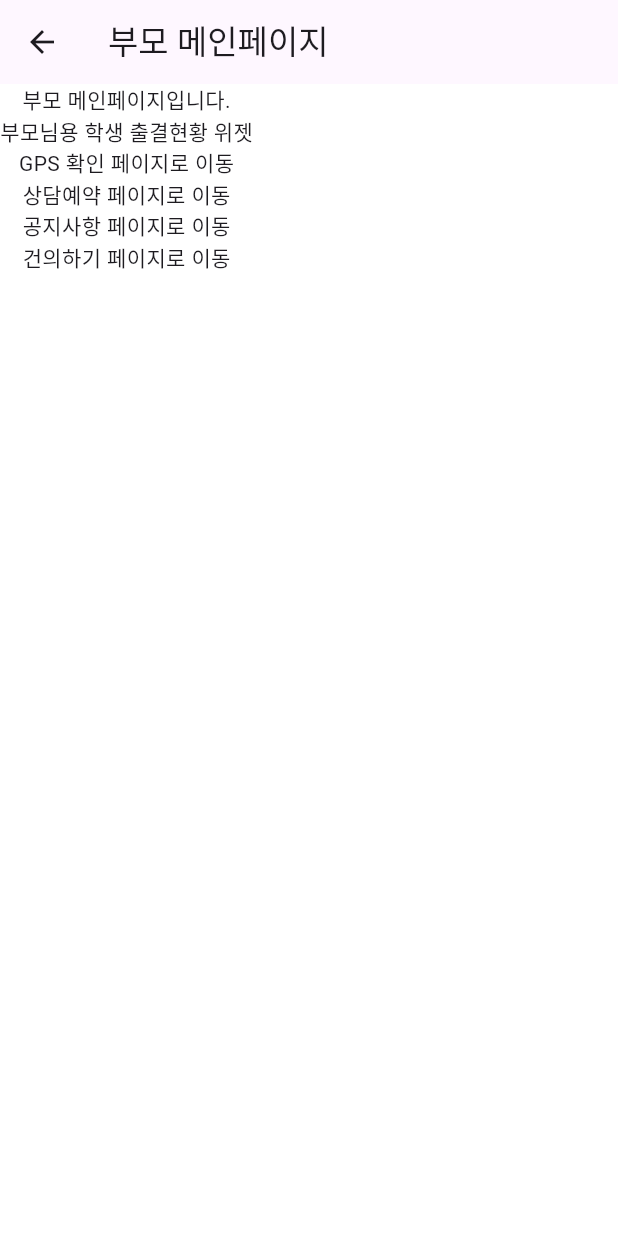
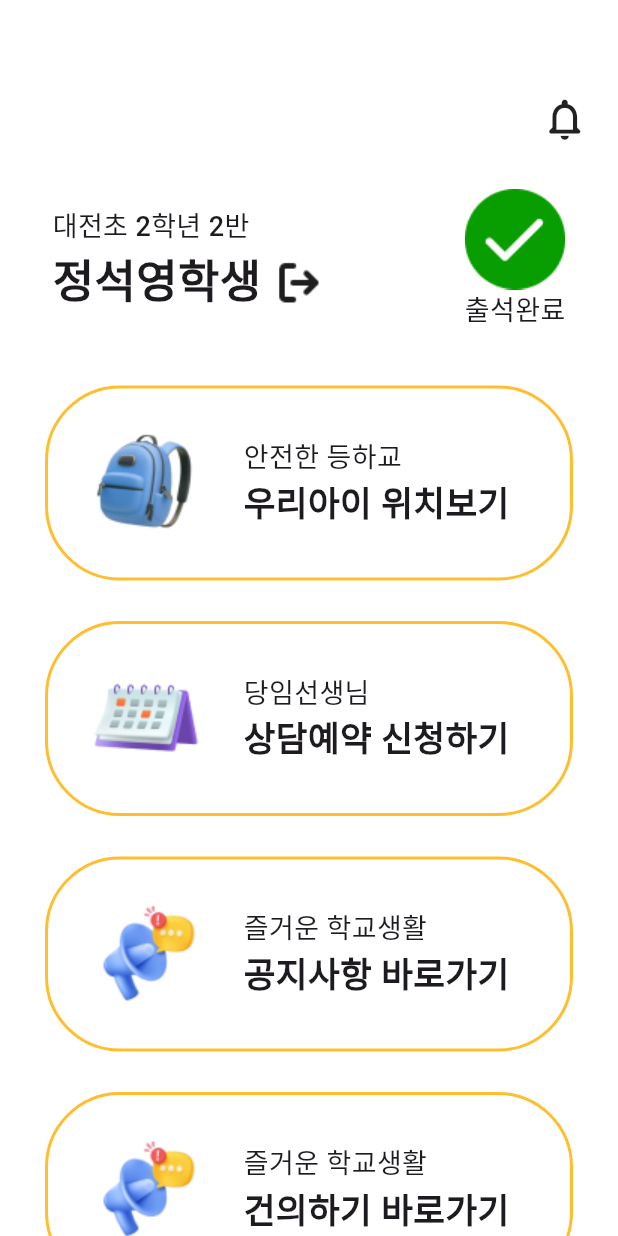
Before and after one commit to LockthePad/PADLOCK, a Flutter app: the ParMainScreen screen opened directly, on a phone screen of 412 x 824 dp. Run offline on Flutter 3.47's test engine with Material 3 defaults, Android fonts, the light colour scheme and no system bars.

Commit message:
feat: par_main UI

```diff
--- a/frontend/padlock_phone/lib/screens/parent/par_main_screen.dart
+++ b/frontend/padlock_phone/lib/screens/parent/par_main_screen.dart
@@ -5,67 +5,122 @@ import 'package:padlock_phone/screens/parent/par_counsel_screen.dart';
 import 'package:padlock_phone/screens/parent/par_gps_check_screen.dart';
 import 'package:padlock_phone/widgets/common/mainScreen/userinfo_widget.dart';
 import 'package:padlock_phone/widgets/parent/mainScreen/par_attendance_state_widget.dart';
+import 'package:padlock_phone/widgets/common/mainScreen/cardcontainer_widget.dart';
 
 class ParMainScreen extends StatelessWidget {
   const ParMainScreen({super.key});
 
   @override
   Widget build(BuildContext context) {
-    return Scaffold(
-      appBar: AppBar(
-        title: const Text('부모 메인페이지'),
-      ),
+    return const Scaffold(
       body: Column(
         children: [
-          const Text('부모 메인페이지입니다.'),
-          // UserinfoWidget(),
-          const ParAttendanceStateWidget(),
-          GestureDetector(
-            onTap: () {
-              Navigator.push(
-                context,
-                MaterialPageRoute(
-                  builder: (context) => const ParGpsCheckScreen(),
+          SizedBox(height: 63),
+          Align(
+            alignment: Alignment.centerRight,
+            child: Padding(
+              padding: EdgeInsets.only(right: 19),
+              child: Icon(
+                Icons.notifications_none_rounded,
+                size: 33,
+              ),
+            ),
+          ),
+          SizedBox(height: 30),
+          Row(
+            mainAxisAlignment: MainAxisAlignment.spaceBetween,
+            crossAxisAlignment: CrossAxisAlignment.center,
+            children: [
+              Padding(
+                padding: EdgeInsets.only(left: 35),
+                child: Align(
+                  alignment: Alignment.centerLeft,
+                  child: UserinfoWidget(
+                    userName: "정석영",
+                    userClass: "대전초 2학년 2반",
+                  ),
                 ),
-              );
-            },
-            child: const Text('GPS 확인 페이지로 이동'),
+              ),
+              // SizedBox(width: 70),
+              Padding(
+                padding: EdgeInsets.only(right: 35),
+                child: ParAttendanceStateWidget(),
+              )
+            ],
           ),
-          GestureDetector(
-            onTap: () {
-              Navigator.push(
-                context,
-                MaterialPageRoute(
-                  builder: (context) => const ParCounselScreen(),
-                ),
-              );
-            },
-            child: const Text('상담예약 페이지로 이동'),
+          SizedBox(height: 28),
+          CardContainer(
+            subtitle: "안전한 등하교",
+            title: "우리아이 위치보기",
+            myicon: "backpack",
           ),
-          GestureDetector(
-            onTap: () {
-              Navigator.push(
-                context,
-                MaterialPageRoute(
-                  builder: (context) => const NoticeScreen(),
-                ),
-              );
-            },
-            child: const Text('공지사항 페이지로 이동'),
+          SizedBox(height: 7),
+          CardContainer(
+            subtitle: "당임선생님",
+            title: "상담예약 신청하기",
+            myicon: "calender",
           ),
-          GestureDetector(
-            onTap: () {
-              Navigator.push(
-                context,
-                MaterialPageRoute(
-                  builder: (context) => const DeclareScreen(),
-                ),
-              );
-            },
-            child: const Text('건의하기 페이지로 이동'),
+          SizedBox(height: 7),
+          CardContainer(
+            subtitle: "즐거운 학교생활",
+            title: "공지사항 바로가기",
+            myicon: "notification",
+          ),
+          SizedBox(height: 7),
+          CardContainer(
+            subtitle: "즐거운 학교생활",
+            title: "건의하기 바로가기",
+            myicon: "notification",
           ),
         ],
       ),
     );
   }
 }
+
+
+
+          // GestureDetector(
+          //   onTap: () {
+          //     Navigator.push(
+          //       context,
+          //       MaterialPageRoute(
+          //         builder: (context) => const ParGpsCheckScreen(),
+          //       ),
+          //     );
+          //   },
+          //   child: const Text('GPS 확인 페이지로 이동'),
+          // ),
+          // GestureDetector(
+          //   onTap: () {
+          //     Navigator.push(
+          //       context,
+          //       MaterialPageRoute(
+          //         builder: (context) => const ParCounselScreen(),
+          //       ),
+          //     );
+          //   },
+          //   child: const Text('상담예약 페이지로 이동'),
+          // ),
+          // GestureDetector(
+          //   onTap: () {
+          //     Navigator.push(
+          //       context,
+          //       MaterialPageRoute(
+          //         builder: (context) => const NoticeScreen(),
+          //       ),
+          //     );
+          //   },
+          //   child: const Text('공지사항 페이지로 이동'),
+          // ),
+          // GestureDetector(
+          //   onTap: () {
+          //     Navigator.push(
+          //       context,
+          //       MaterialPageRoute(
+          //         builder: (context) => const DeclareScreen(),
+          //       ),
+          //     );
+          //   },
+          //   child: const Text('건의하기 페이지로 이동'),
+          // ),
--- a/frontend/padlock_phone/lib/screens/student/stu_main_screen.dart
+++ b/frontend/padlock_phone/lib/screens/student/stu_main_screen.dart
@@ -13,7 +13,17 @@ class StuMainScreen extends StatelessWidget {
     return const Scaffold(
       body: Column(
         children: [
-          SizedBox(height: 120),
+          SizedBox(height: 63),
+          Align(
+            alignment: Alignment.centerRight,
+            child: Padding(
+              padding: EdgeInsets.only(right: 19),
+              child: Icon(
+                Icons.notifications_none_rounded,
+                size: 33,
+              ),
+            ),
+          ),
           Padding(
             padding: EdgeInsets.only(left: 50),
             child: Align(
--- a/frontend/padlock_phone/lib/widgets/common/mainScreen/cardcontainer_widget.dart
+++ b/frontend/padlock_phone/lib/widgets/common/mainScreen/cardcontainer_widget.dart
@@ -16,17 +16,24 @@ class CardContainer extends StatelessWidget {
   @override
   Widget build(BuildContext context) {
     return Container(
-      padding: const EdgeInsets.symmetric(vertical: 7),
-      margin: const EdgeInsets.symmetric(horizontal: 25, vertical: 10),
+      padding: const EdgeInsets.symmetric(vertical: 3),
+      margin: const EdgeInsets.symmetric(horizontal: 30, vertical: 10),
       decoration: BoxDecoration(
         border: Border.all(color: AppColors.yellow, width: 2),
         borderRadius: BorderRadius.circular(50),
       ),
       child: Row(
+        mainAxisAlignment: MainAxisAlignment.spaceBetween,
         // mainAxisAlignment: MainAxisAlignment.center,
         children: [
-          if (myicon != null) Image.asset('assets/images/$myicon.png'),
+          if (myicon != null)
+            Image.asset(
+              'assets/images/$myicon.png',
+              width: 130,
+              height: 120,
+            ),
           Column(
+            crossAxisAlignment: CrossAxisAlignment.start,
             children: [
               Text(
                 subtitle,
@@ -39,6 +46,7 @@ class CardContainer extends StatelessWidget {
               ),
             ],
           ),
+          const SizedBox(width: 40)
         ],
       ),
     );
--- a/frontend/padlock_phone/lib/widgets/common/mainScreen/userinfo_widget.dart
+++ b/frontend/padlock_phone/lib/widgets/common/mainScreen/userinfo_widget.dart
@@ -15,8 +15,8 @@ class UserinfoWidget extends StatelessWidget {
 
   @override
   Widget build(BuildContext context) {
-    return Container(
-        child: Column(
+    return Column(
+      crossAxisAlignment: CrossAxisAlignment.start,
       children: [
         Text(
           userClass,
@@ -25,6 +25,9 @@ class UserinfoWidget extends StatelessWidget {
             fontWeight: FontWeight.w500,
           ),
         ),
+        Row(
+          crossAxisAlignment: CrossAxisAlignment.center,
+          children: [
             Text(
               '$userName학생',
               style: const TextStyle(
@@ -32,7 +35,18 @@ class UserinfoWidget extends StatelessWidget {
                 fontWeight: FontWeight.w800,
               ),
             ),
+            const SizedBox(width: 10),
+            Padding(
+              padding: const EdgeInsets.only(top: 5),
+              child: Image.asset(
+                'assets/images/Logout.png',
+                width: 30,
+                height: 30,
+              ),
+            ),
           ],
-    ));
+        ),
+      ],
+    );
   }
 }
--- a/frontend/padlock_phone/lib/widgets/parent/mainScreen/par_attendance_state_widget.dart
+++ b/frontend/padlock_phone/lib/widgets/parent/mainScreen/par_attendance_state_widget.dart
@@ -11,8 +11,14 @@ class ParAttendanceStateWidget extends StatefulWidget {
 class _ParAttendanceStateWidgetState extends State<ParAttendanceStateWidget> {
   @override
   Widget build(BuildContext context) {
-    return Container(
-      child: const Text('부모님용 학생 출결현황 위젯'),
+    return Column(
+      children: [
+        Image.asset('assets/images/par_att_complete.png'),
+        const Text(
+          '출석완료',
+          style: TextStyle(fontSize: 18, fontWeight: FontWeight.w500),
+        ),
+      ],
     );
   }
 }
--- a/frontend/padlock_phone/pubspec.yaml
+++ b/frontend/padlock_phone/pubspec.yaml
@@ -63,6 +63,10 @@ flutter:
     - assets/images/att_away.png
     - assets/images/att_complete.png
     - assets/images/notification.png
+    - assets/images/par_att_complete.png
+    - assets/images/calender.png
+    - assets/images/backpack.png
+    - assets/images/Logout.png
 
   # An image asset can refer to one or more resolution-specific "variants", see
   # https://flutter.dev/to/resolution-aware-images
```
Also changed, not shown: frontend/padlock_phone/lib/widgets/common/loginScreen/login_widget.dart (+0 -41 lines), frontend/padlock_phone/assets/images/Logout.png (added), frontend/padlock_phone/assets/images/backpack.png (added), frontend/padlock_phone/assets/images/calender.png (added), frontend/padlock_phone/assets/images/notification.png, frontend/padlock_phone/assets/images/par_att_complete.png (added). Lines whose indentation alone changed are shown as unchanged.
